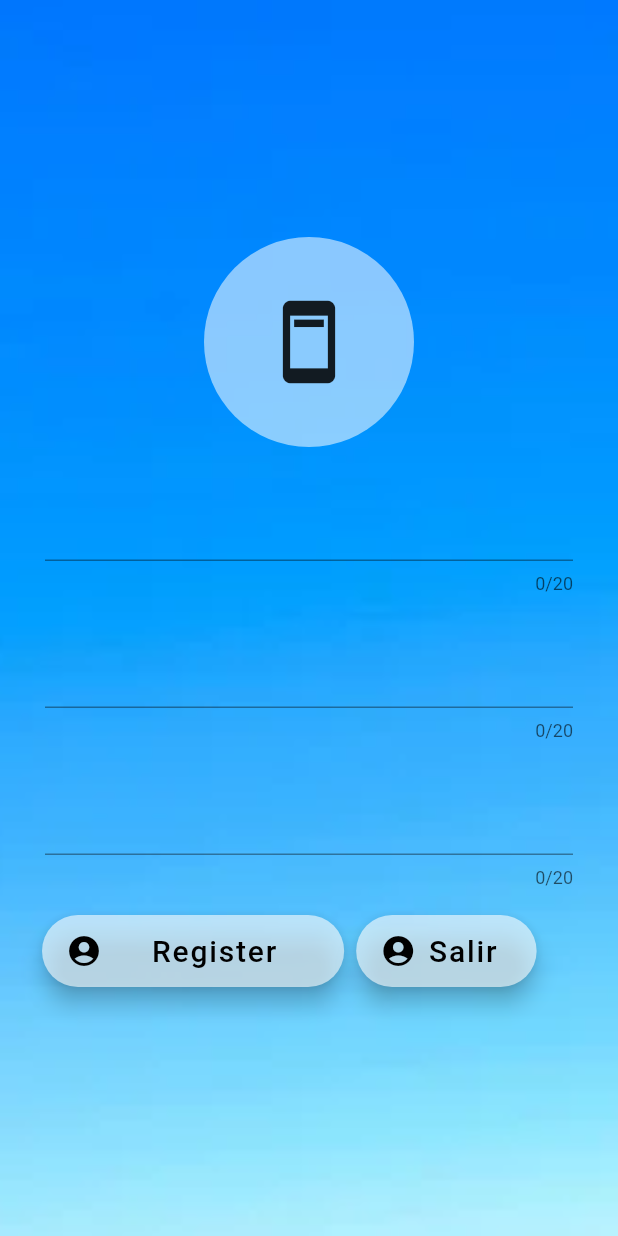
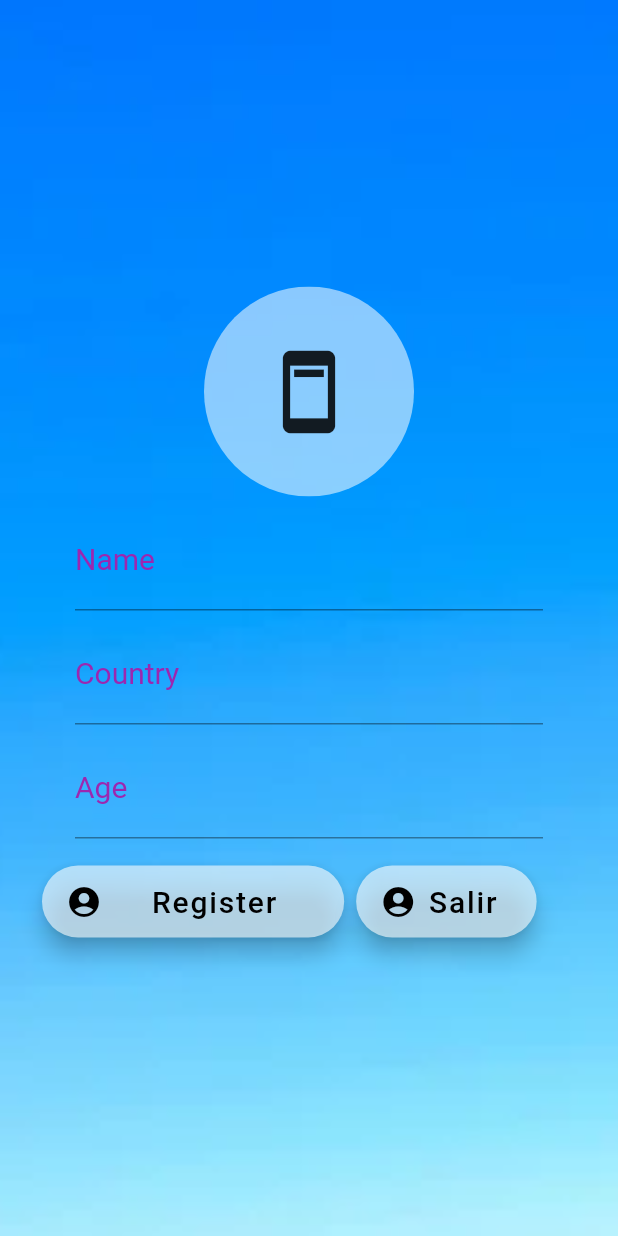
Before and after one commit to fouaddam/examenDI, a Flutter app: the onBoarding screen opened by its route, on a phone screen of 412 x 824 dp. Run offline on Flutter 3.47's test engine with Material 2 defaults, Android fonts, the phone set to English and light mode, and no system bars; our stand-ins replace animated_text_kit, cloud_firestore, firebase_auth, firebase_core, fluttertoast, percent_indicator; accounts and stored records are empty; generated files the repository leaves out were written again; network calls fail.

Commit message:
Parte 2:    - cambios en Register Splash y OnBoarding

```diff
--- a/lib/CustomView/RFTextInput.dart
+++ b/lib/CustomView/RFTextInput.dart
@@ -21,7 +21,7 @@ class RFtextField extends StatelessWidget{
     return  TextFormField(
           controller: textEditingController,
           cursorColor: Colors.white,
-          maxLength: 20,
+
           style: const TextStyle(
             color: Colors.white,
             fontSize: 20,
@@ -36,7 +36,7 @@ class RFtextField extends StatelessWidget{
               fontSize: 20
 
           ),
-        helperText: Label_text,
+
         //suffixIcon: const Icon(Icons.favorite),
 
 
--- a/lib/userManeger/OnBoarding.dart
+++ b/lib/userManeger/OnBoarding.dart
@@ -12,9 +12,9 @@ import '../FBItems/ProfilClass.dart';
 class onBoarding extends StatelessWidget {
 
 
-  final RFtextField name = RFtextField();
-  final RFtextField edad = RFtextField();
-  final RFtextField pais = RFtextField();
+  final RFtextField name = RFtextField(Label_text:"Name");
+  final RFtextField edad = RFtextField(Label_text:"Age");
+  final RFtextField pais = RFtextField(Label_text:"Country");
 
 
   final String? id_user=FirebaseAuth.instance.currentUser?.uid;
@@ -78,17 +78,17 @@ class onBoarding extends StatelessWidget {
                   const SizedBox(height: 10,),
 
                   Padding(
-                    padding: const EdgeInsets.only(left: 30, right: 30),
+                    padding: const EdgeInsets.only(left: 50, right: 50),
                     child: name,
                   ),
                   SizedBox(height: 10,),
                   Padding(
-                    padding: const EdgeInsets.only(left: 30, right: 30),
+                    padding: const EdgeInsets.only(left: 50, right: 50),
                     child: pais,
                   ),
                   SizedBox(height: 10),
                   Padding(
-                    padding: const EdgeInsets.only(left: 30, right: 30),
+                    padding: const EdgeInsets.only(left: 50, right: 50),
                     child: edad,
                   ),
                   SizedBox(height: 10),
--- a/lib/userManeger/Splash.dart
+++ b/lib/userManeger/Splash.dart
@@ -44,7 +44,7 @@ class Splash extends StatelessWidget{
                       animationDuration: 3000,
                       backgroundColor: Colors.purple,
 
-                      center: const AnimationTxt(text1:"Examen",text2: "D.I"),
+                      center: const AnimationTxt(text1:"DAM 2",text2: "D.I"),
 
                       progressColor: Colors.orange,
                     ),
```
Also changed, not shown: lib/userManeger/Registro.dart (+6 -6 lines).
